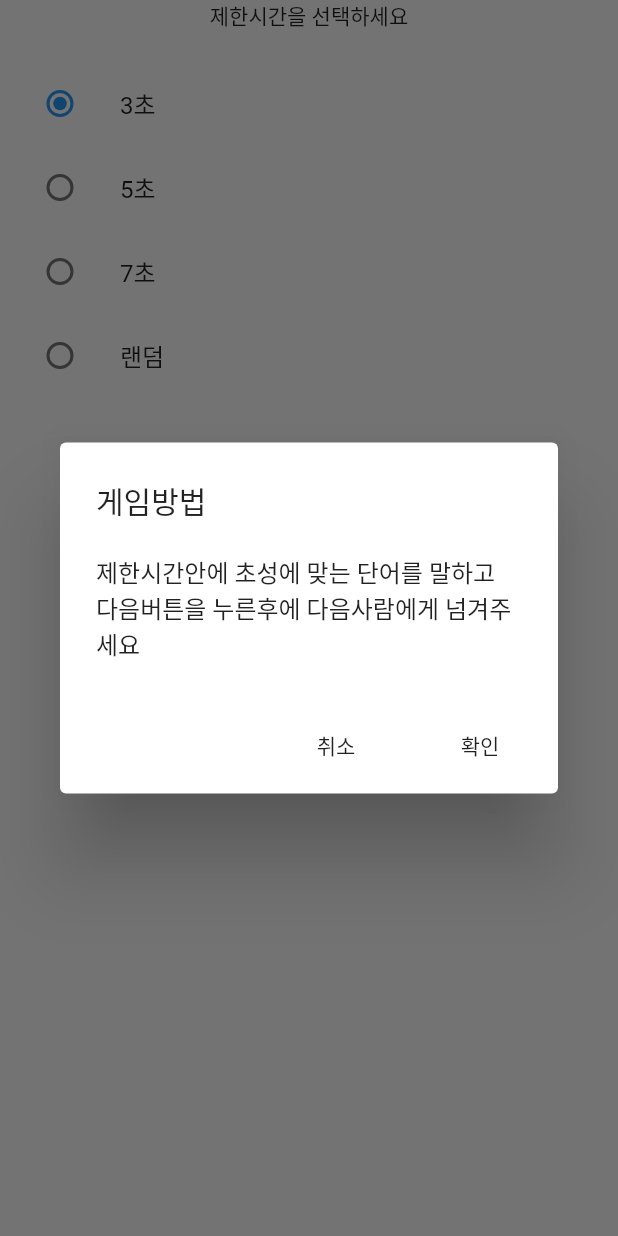
After one commit to Ever2after/randomGame, a Flutter app: the ConsonantGameTimeSelectScreen screen opened by its route, after a tap on "확인", on a phone screen of 412 x 824 dp. The commit adds this screen. Run offline on Flutter 3.47's test engine with Material 2 defaults, Android fonts, the phone set to English and light mode, and no system bars; missing offline and left inert: noise_meter.

Commit message:
randomTime added

```diff
--- /dev/null
+++ b/lib/games/consonant_game/consonant_game_time_select.dart
@@ -0,0 +1,126 @@
+import 'package:flutter/material.dart';
+import 'consonant_game_screen.dart';
+
+enum TimeEnum { three, five, seven, randomTime}
+
+class ConsonantGameTimeSelectScreen extends StatefulWidget {
+  static const String id = 'consonant_game_time_select_screen';
+  @override
+  _ConsonantGameTimeSelectScreenState createState() => _ConsonantGameTimeSelectScreenState();
+}
+
+class _ConsonantGameTimeSelectScreenState extends State<ConsonantGameTimeSelectScreen> {
+  TimeEnum timeLimit = TimeEnum.three;
+
+  @override
+  Widget build(BuildContext context) {
+    return Scaffold(
+      body: SafeArea(
+        child: Column(
+          children: <Widget>[
+            Text('제한시간을 선택하세요'),
+            SizedBox(height: 20,),
+            ListTile(
+              title: Text('3초'),
+              leading: Radio(
+                  value: TimeEnum.three,
+                  groupValue: timeLimit,
+                  onChanged: (TimeEnum selectedTime) {
+                    setState(() {
+                      timeLimit = selectedTime;
+                    });
+                  }
+              ),
+            ),
+            ListTile(
+              title: Text('5초'),
+              leading: Radio(
+                  value: TimeEnum.five,
+                  groupValue: timeLimit,
+                  onChanged: (TimeEnum selectedTime) {
+                    setState(() {
+                      timeLimit = selectedTime;
+                    });
+                  }
+              ),
+            ),
+            ListTile(
+              title: Text('7초'),
+              leading: Radio(
+                  value: TimeEnum.seven,
+                  groupValue: timeLimit,
+                  onChanged: (TimeEnum selectedTime) {
+                    setState(() {
+                      timeLimit = selectedTime;
+                    });
+                  }
+              ),
+            ),
+            ListTile(
+              title: Text('랜덤'),
+              leading: Radio(
+                  value: TimeEnum.randomTime,
+                  groupValue: timeLimit,
+                  onChanged: (TimeEnum selectedTime) {
+                    setState(() {
+                      timeLimit = selectedTime;
+                    });
+                  }
+              ),
+            ),
+            SizedBox(height: 20,),
+            FlatButton(
+              child: Text('확인'),
+              onPressed: _showDialog,
+
+            ),
+          ],
+        ),
+      ),
+    );
+  }
+
+  int getTimeLimit(TimeEnum time) {
+    switch (time) {
+      case TimeEnum.three:
+        return 3;
+
+      case TimeEnum.five:
+        return 5;
+
+      case TimeEnum.seven:
+        return 7;
+      case TimeEnum.randomTime:
+        return -1;  // consonant_game_screen에서 -1을 받으면 random시간으로 설정
+
+      default:
+        return 3;
+    }
+  }
+
+  _showDialog() {
+    showDialog(
+        context: context,
+        builder: (_) => AlertDialog(
+          title: Text('게임방법'),
+          content: Text('제한시간안에 초성에 맞는 단어를 말하고 다음버튼을 누른후에 다음사람에게 넘겨주세요'),
+          actions: <Widget>[
+            FlatButton(
+              child: Text('취소'),
+              onPressed: () {
+                Navigator.of(context).pop();
+              },
+            ),
+            FlatButton(
+              child: Text('확인'),
+              onPressed: () {
+                Navigator.of(context).pop();
+                Navigator.push(context, MaterialPageRoute(
+                    builder: (context) => ConsonantGameScreen(timeLimit: getTimeLimit(timeLimit),)
+                ));
+              },
+            )
+          ],
+        ));
+  }
+}
--- a/lib/main.dart
+++ b/lib/main.dart
@@ -1,6 +1,6 @@
 import 'package:flutter/material.dart';
 import 'package:random_game/games/game1.dart';
-import 'games/consonant_game.dart';
+import 'games/consonant_game/consonant_game_time_select.dart';
 
 void main() {
   runApp(MyApp());
@@ -15,7 +15,7 @@ class MyApp extends StatelessWidget {
       initialRoute: '/',
       routes: {
         '/game1' : (context)=>Game1(),
-        ConsonantGame.id: (context) => ConsonantGame(),
+        ConsonantGameTimeSelectScreen.id: (context) => ConsonantGameTimeSelectScreen(),
       },
     );
   }
@@ -59,7 +59,7 @@ class _HomePageState extends State<HomePage> {
                   childAspectRatio: 1.618,
                   children: <Widget>[
                     _gameSelect('images/game1.jpg', '클레오파트라', '/game1'),
-                    _gameSelect('images/game1.jpg', '클레오파트라', ConsonantGame.id),
+                    _gameSelect('images/game1.jpg', '랜덤초성게임', ConsonantGameTimeSelectScreen.id),
                     _gameSelect('images/game1.jpg', '클레오파트라', '/game1'),
                     _gameSelect('images/game1.jpg', '클레오파트라', '/game1'),
                   ],
```
Also changed, not shown: lib/games/consonant_game.dart (deleted, +0 -18 lines), lib/games/consonant_game/consonant_game_screen.dart (added, +125 -0 lines).
